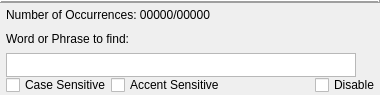
Old version of the form programs/KJVCanOpener/KJVSearchPhraseEdit.ui in the repository dewhisna/KingJamesPureBibleSearch.
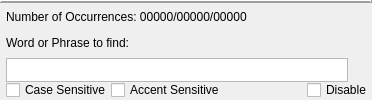
New version of the form. Icons and pictures are not drawn. Custom widgets are drawn as their Qt base class.

Commit message: Finished scoping the Search Results based on the Search Within selection.  Cleaned up related ToolTips, displayed-text, and copy-text to be consistent with having a Search Within spec that isn't the Entire Bible.

What changed in the file:
```diff
--- a/programs/KJVCanOpener/KJVSearchPhraseEdit.ui
+++ b/programs/KJVCanOpener/KJVSearchPhraseEdit.ui
@@ -24,14 +24,6 @@
 ****************************************************************************</comment>
  <class>CKJVSearchPhraseEdit</class>
  <widget class="QWidget" name="CKJVSearchPhraseEdit">
-  <property name="geometry">
-   <rect>
-    <x>0</x>
-    <y>0</y>
-    <width>380</width>
-    <height>95</height>
-   </rect>
-  </property>
   <property name="sizePolicy">
    <sizepolicy hsizetype="Preferred" vsizetype="Preferred">
     <horstretch>0</horstretch>
@@ -103,7 +95,7 @@
            <item row="0" column="0">
             <widget class="QLabel" name="lblOccurrenceCount">
              <property name="text">
-              <string>Number of Occurrences: 00000/00000</string>
+              <string>Number of Occurrences: 00000/00000/00000</string>
              </property>
             </widget>
            </item>
```
The commit also changes 11 other files.
